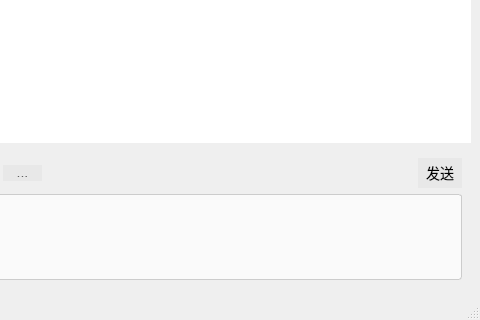
2306nian/FacExpSys, file FacClient/chatroom.ui: the form before one commit; both pictures show x 105 to 585 and y 82 to 402 of the 585 by 402 pixel window.
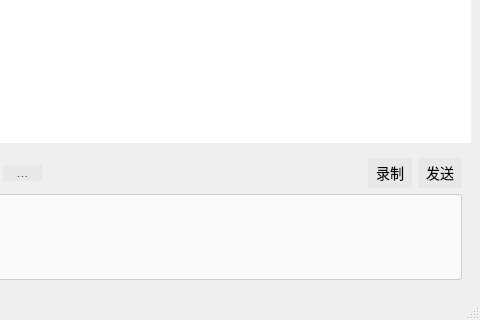
The form after the commit. Icons and pictures are not drawn.

The edit to the form file:
```diff
--- a/FacClient/chatroom.ui
+++ b/FacClient/chatroom.ui
@@ -182,6 +182,13 @@
            </property>
           </spacer>
          </item>
+         <item>
+          <widget class="QPushButton" name="pushButton">
+           <property name="text">
+            <string>录制</string>
+           </property>
+          </widget>
+         </item>
          <item>
           <widget class="QPushButton" name="pushButton_emission">
            <property name="text">
```
Left out of the diff: 12 changed lines with no effect on the pictures.
